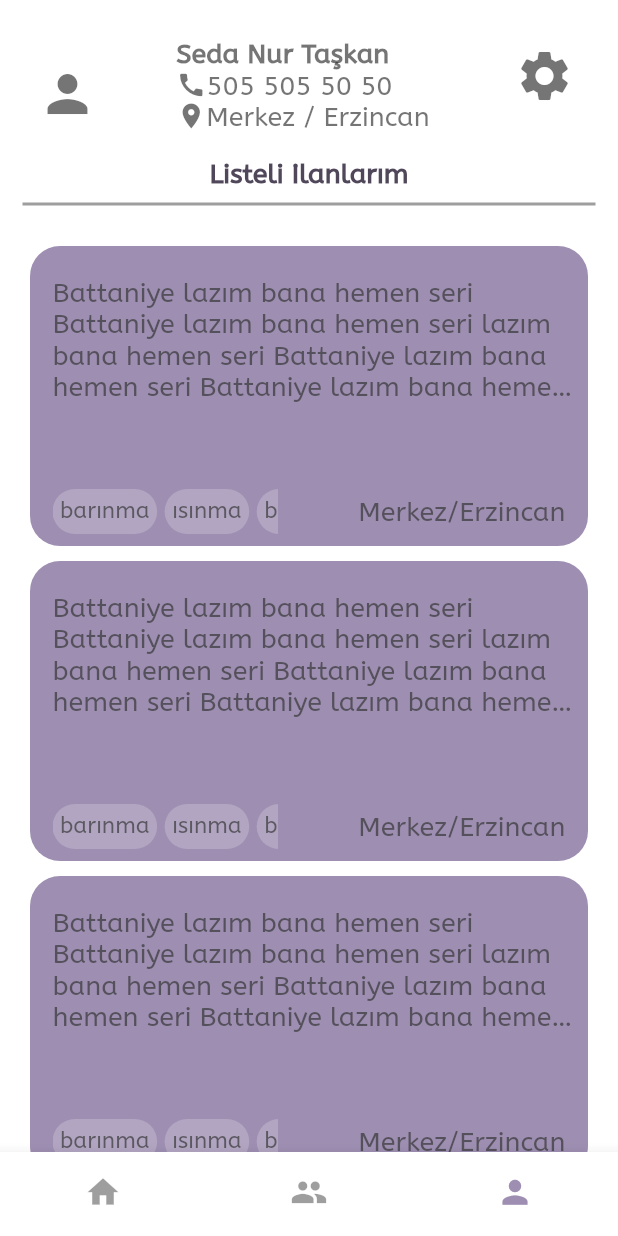
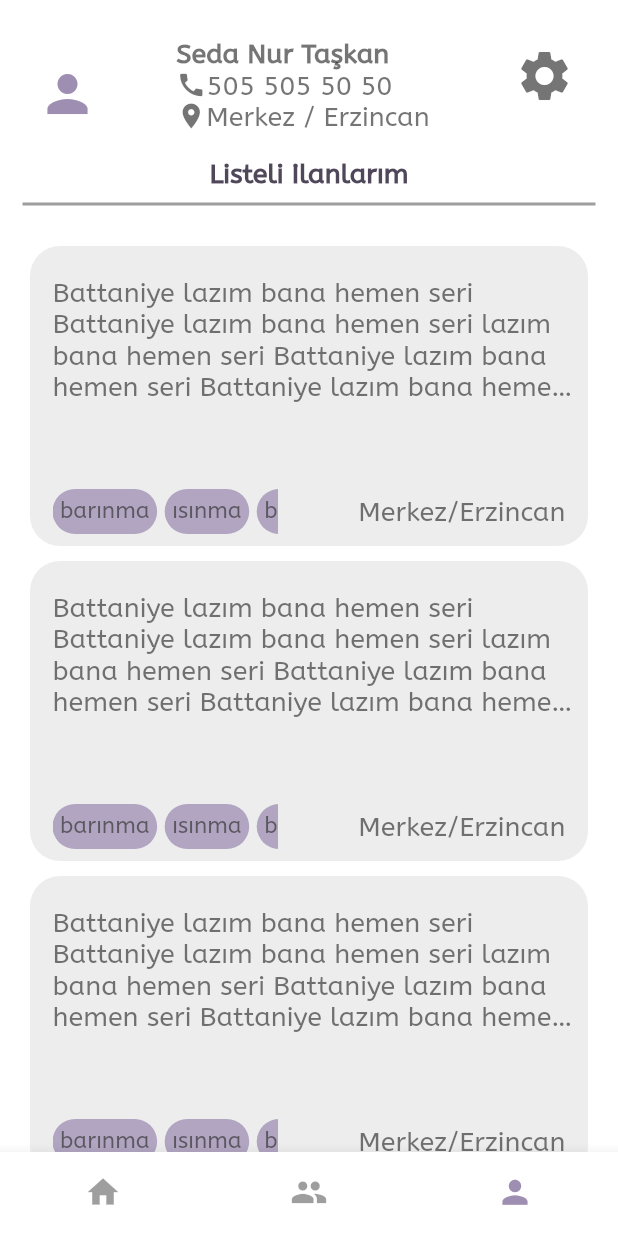
Before and after one commit to saltukozelgul/aya-flutter, a Flutter app: the ProfileScreen screen opened by its route, on a phone screen of 412 x 824 dp. Run offline on Flutter 3.47's test engine with Material 2 defaults, Android fonts, the phone set to English and light mode, and no system bars; our stand-ins replace auto_route, cached_network_image, flutter_bloc, flutter_dotenv, flutter_svg, font_awesome_flutter and 3 more; missing offline and left inert: latlng, mailer, map; accounts and stored records are empty; project files that could hold a hidden picture were left out.

Commit message:
minor style changes

```diff
--- a/lib/core/constants/other/colors.dart
+++ b/lib/core/constants/other/colors.dart
@@ -12,6 +12,7 @@ const Color colorBlue = Colors.blue;
 const Color colorAmber = Color.fromARGB(255, 255, 191, 0);
 const Color colorDarkBlue = Color.fromARGB(60, 78, 115, 223);
 const Color colorPrimary = Color(0xFF9E8FB2);
+const Color colorPrimaryLight = Color(0xFFEDEDED);
 const Color colorPrimaryTint20 = Color(0xFFB1A5C1);
 const Color colorPrimaryDark = Color.fromARGB(255, 80, 72, 90);
 const Color colorDarkPrimary = Color(0xFF445FB0);
--- a/lib/product/profile/pages/default_profile/view/profile_screen.dart
+++ b/lib/product/profile/pages/default_profile/view/profile_screen.dart
@@ -79,7 +79,7 @@ class ProfileScreen extends StatelessWidget {
         height: 200,
         margin: const EdgeInsets.only(left: 20, right: 20, top: 10),
         decoration: BoxDecoration(
-          color: colorPrimary,
+          color: colorPrimaryLight,
           borderRadius: BorderRadius.circular(20),
         ),
         child: Column(
@@ -156,7 +156,7 @@ Container _buildProfile(BuildContext context) => Container(
         child: Row(
           mainAxisAlignment: MainAxisAlignment.spaceBetween,
           children: [
-            const Icon(Icons.person, color: colorDisable, size: 40),
+            const Icon(Icons.person, color: colorPrimary, size: 40),
             Column(
               crossAxisAlignment: CrossAxisAlignment.start,
               children: [
```
Also changed, not shown: lib/product/home/pages/home_default/view/home_screen.dart (+11 -26 lines).
